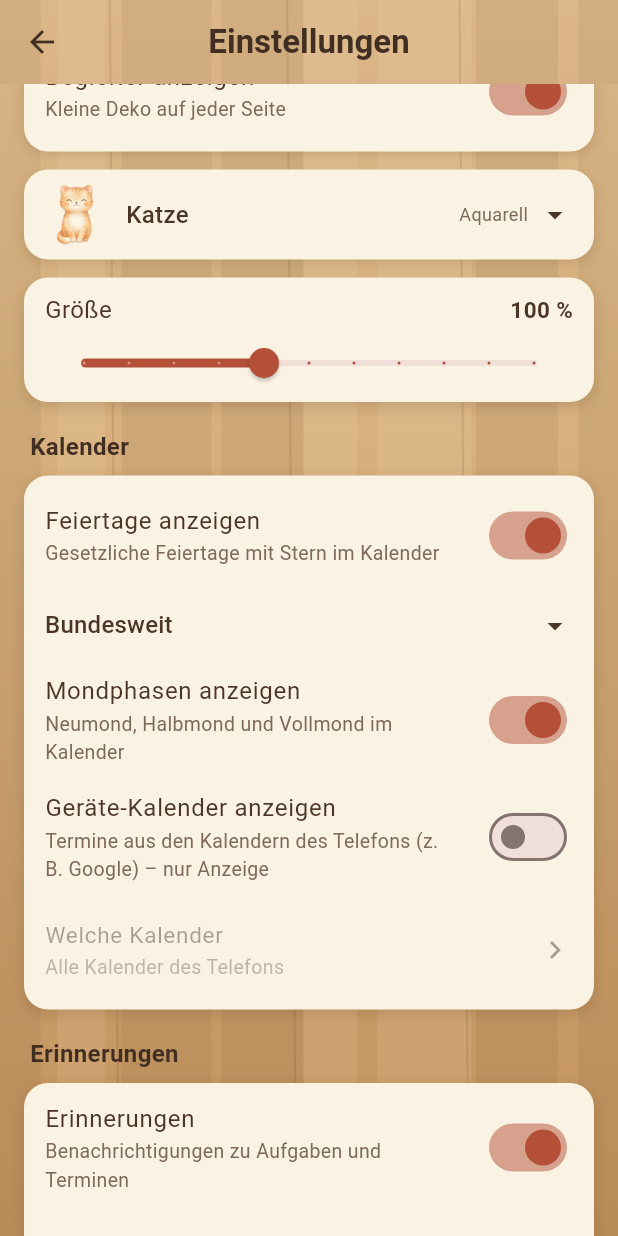
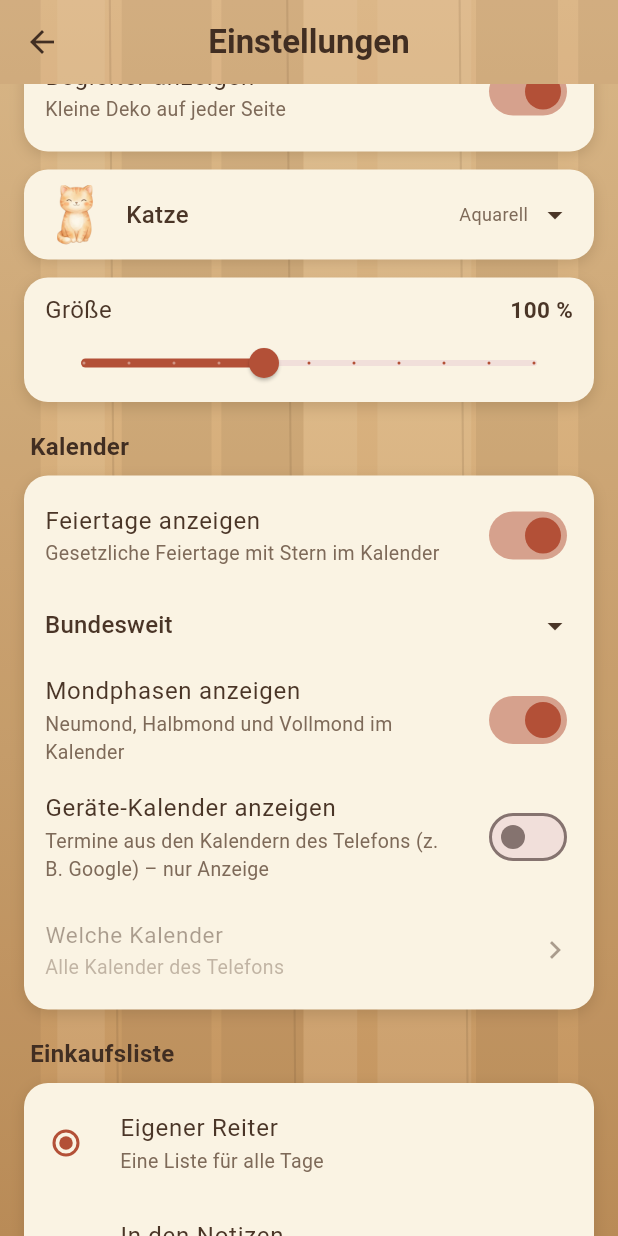
Before and after one commit to HolzfeallerJoe/joe-todo, a Flutter app: the SettingsScreen screen opened directly, scrolled down 576 dp, on a phone screen of 412 x 824 dp. Run offline on Flutter 3.47's test engine with Material 3 defaults, Android fonts, the phone set to English and light mode, and no system bars; our stand-ins replace flutter_local_notifications, flutter_timezone, share_plus, shared_preferences, timezone; missing offline and left inert: device_calendar_plus; accounts and stored records are empty.

Commit message:
joe-todo: Einkaufsliste in den Einstellungen umschaltbar
Neuer Abschnitt "Einkaufsliste" zwischen "Kalender" und "Erinnerungen"
(Plan 07 Schritt C): eigener Reiter oder je Tag in den Notizen. Ueber
RadioGroup statt groupValue am einzelnen RadioListTile, das ist in
Flutter 3.47 abgekuendigt.

Co-Authored-By: Claude Opus 5 <noreply@anthropic.com>

```diff
--- a/app/lib/screens/settings.dart
+++ b/app/lib/screens/settings.dart
@@ -225,6 +225,35 @@ class SettingsScreen extends StatelessWidget {
                     ),
                   ),
                 ],
+              ),
+            ),
+            const SectionTitle('Einkaufsliste'),
+            // Umschalten loescht nichts: Eintraege des anderen Modus bleiben
+            // gespeichert und sind nur nicht zu sehen (siehe
+            // AppState.shoppingItemsFor).
+            _TileCard(
+              padding: const EdgeInsets.symmetric(horizontal: 4, vertical: 4),
+              child: RadioGroup<ShoppingListMode>(
+                groupValue: state.shoppingMode,
+                onChanged: (mode) {
+                  if (mode != null) state.setShoppingMode(mode);
+                },
+                child: Column(
+                  children: [
+                    for (final mode in ShoppingListMode.values)
+                      RadioListTile<ShoppingListMode>(
+                        value: mode,
+                        contentPadding:
+                            const EdgeInsets.symmetric(horizontal: 4),
+                        activeColor: theme.accent,
+                        title: Text(mode.label,
+                            style: TextStyle(color: theme.ink, fontSize: 16)),
+                        subtitle: Text(mode.description,
+                            style: TextStyle(
+                                color: theme.inkSoft, fontSize: 13)),
+                      ),
+                  ],
+                ),
               ),
             ),
             const SectionTitle('Erinnerungen'),
```
Also changed, not shown: 1 other file.
